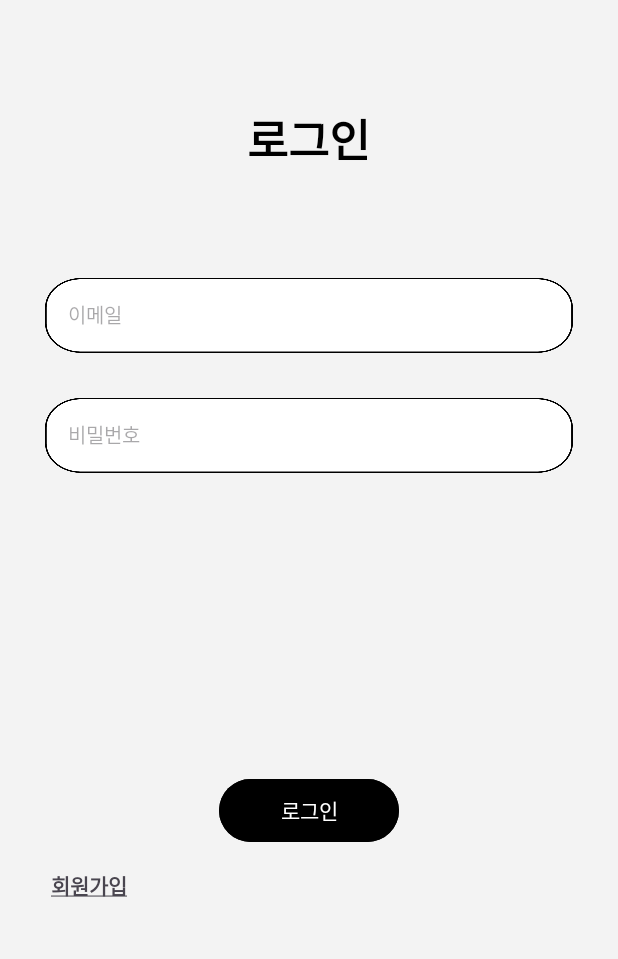
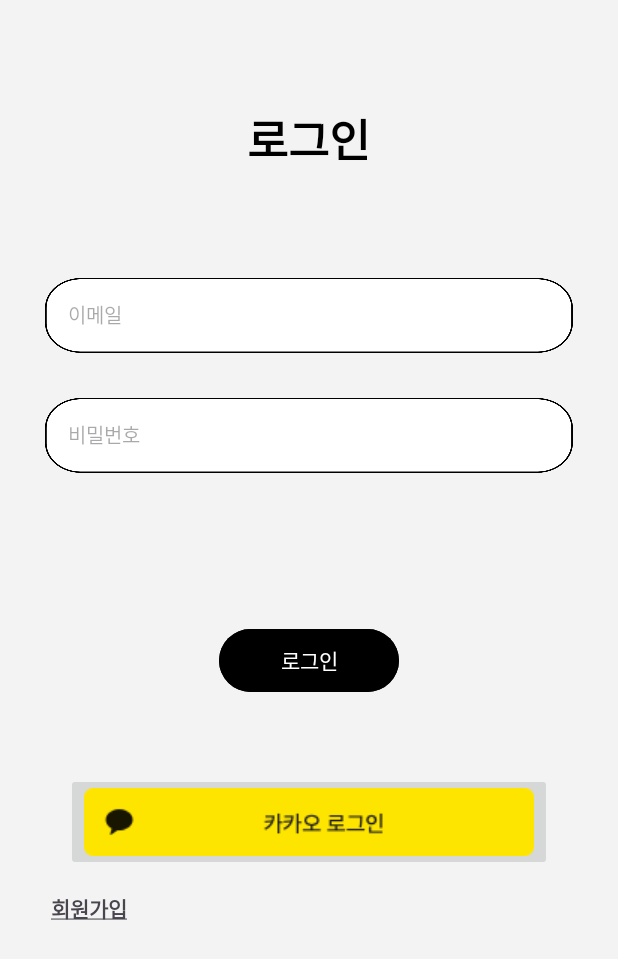
Before and after one commit to SMUMC-7th/Team-B-FE, an Android app: the screen it shows after launch (MainActivity), on a phone screen of 412 x 824 dp. Shown: the top 959 px of the screen. Run offline under Robolectric (Android 15) with nearby library versions, the phone set to English and light mode, and no system bars; libraries missing offline, so code that uses them is left out: com.kakao.sdk; pictures from the network do not load; 6 statements that could not run were skipped.

Commit message:
#36 소셜 로그인 - 카카오 기능 구현 완료

```diff
--- a/app/build.gradle.kts
+++ b/app/build.gradle.kts
@@ -109,4 +109,8 @@ dependencies {
     implementation("androidx.work:work-runtime-ktx:2.8.0")
 
     implementation("org.jetbrains.kotlinx:kotlinx-coroutines-play-services:1.7.0")
+
+
+    // 카카오 로그인
+    implementation ("com.kakao.sdk:v2-user:2.20.6")
 }
--- a/app/src/main/java/com/example/umc_wireframe/presentation/MainActivity.kt
+++ b/app/src/main/java/com/example/umc_wireframe/presentation/MainActivity.kt
@@ -25,6 +25,8 @@ import com.example.umc_wireframe.util.cancelAlarmWorker
 import com.example.umc_wireframe.util.navigateWithClear
 import kotlinx.coroutines.flow.collectLatest
 import kotlinx.coroutines.launch
+import com.kakao.sdk.common.util.Utility
+
 
 class MainActivity : AppCompatActivity(), NavColor {
     private val binding: ActivityMainBinding by lazy {
@@ -40,6 +42,8 @@ class MainActivity : AppCompatActivity(), NavColor {
         super.onCreate(savedInstanceState)
         setContentView(binding.root)
 
+        var keyHash = Utility.getKeyHash(this)
+        Log.d("key", keyHash)
 
         initNavigation()
 
--- a/app/src/main/java/com/example/umc_wireframe/presentation/UmcClothsOfTempApplication.kt
+++ b/app/src/main/java/com/example/umc_wireframe/presentation/UmcClothsOfTempApplication.kt
@@ -2,6 +2,7 @@ package com.example.umc_wireframe.presentation
 
 import android.app.Application
 import android.content.Context
+import com.kakao.sdk.common.KakaoSdk
 
 
 class UmcClothsOfTempApplication : Application() {
@@ -16,5 +17,8 @@ class UmcClothsOfTempApplication : Application() {
     override fun onCreate() {
         super.onCreate()
         instance = this
+
+        // Kakao Sdk 초기화
+        KakaoSdk.init(this, "3faf19abb28143602dc14674582ae874")
     }
 }
--- a/app/src/main/java/com/example/umc_wireframe/presentation/my/MyUiState.kt
+++ b/app/src/main/java/com/example/umc_wireframe/presentation/my/MyUiState.kt
@@ -7,6 +7,7 @@ import java.time.LocalDateTime
 data class MyUiState(
     val name: String,
     val nickName: String,
+    val profileImageUrl: String,
     val alarmState: AlarmState
 ) {
     data class AlarmState(
@@ -19,6 +20,7 @@ data class MyUiState(
         fun init() = MyUiState(
             name = "",
             nickName = "",
+            profileImageUrl = "",
             alarmState = AlarmState(hour = 0, min = 0, isSet = false)
         )
     }
--- a/app/src/main/java/com/example/umc_wireframe/presentation/register/LoginFragment.kt
+++ b/app/src/main/java/com/example/umc_wireframe/presentation/register/LoginFragment.kt
@@ -1,6 +1,7 @@
 package com.example.umc_wireframe.presentation.register
 
 import android.os.Bundle
+import android.util.Log
 import android.view.LayoutInflater
 import android.view.View
 import android.view.ViewGroup
@@ -10,7 +11,12 @@ import androidx.navigation.fragment.findNavController
 import com.example.umc_wireframe.R
 import com.example.umc_wireframe.databinding.FragmentLoginBinding
 import com.example.umc_wireframe.presentation.home.HomeViewModel
+import com.example.umc_wireframe.presentation.my.MyViewModel
 import com.example.umc_wireframe.util.SharedPreferencesManager
+import com.kakao.sdk.auth.model.OAuthToken
+import com.kakao.sdk.common.model.ClientError
+import com.kakao.sdk.common.model.ClientErrorCause
+import com.kakao.sdk.user.UserApiClient
 
 class LoginFragment : Fragment() {
 
@@ -19,6 +25,17 @@ class LoginFragment : Fragment() {
 
     private val loginViewModel: LoginViewModel by activityViewModels()
     private val homeViewModel: HomeViewModel by activityViewModels()
+
+    // 카카오계정 로그인 공통 callback
+    private val kakaoCallback: (OAuthToken?, Throwable?) -> Unit = { token, error ->
+        if (error != null) {
+            Log.e("LoginFragment", "카카오계정으로 로그인 실패", error)
+        } else if (token != null) {
+            Log.i("LoginFragment", "카카오계정으로 로그인 성공 ${token.accessToken}")
+            goToHomeFragment()
+        }
+    }
+
     override fun onCreateView(
         inflater: LayoutInflater, container: ViewGroup?,
         savedInstanceState: Bundle?
@@ -32,6 +49,7 @@ class LoginFragment : Fragment() {
 
         binding.tvError.visibility = View.GONE
 
+        // 기존 이메일 로그인 버튼
         binding.loginButton.setOnClickListener {
             val email = binding.tvEmailInput.text.toString().trim()
             val password = binding.tvPasswordInput.text.toString().trim()
@@ -39,8 +57,62 @@ class LoginFragment : Fragment() {
             validateLogin(email, password)
         }
 
+        // 카카오 로그인 버튼
+        binding.kakaoLoginButton.setOnClickListener {
+            performKakaoLogin()
+        }
+
         binding.tvLoginJoin.setOnClickListener {
             findNavController().navigate(R.id.registerStep1Fragment)
+        }
+    }
+
+    private fun performKakaoLogin() {
+        // 카카오톡이 설치되어 있는 경우
+        if (UserApiClient.instance.isKakaoTalkLoginAvailable(requireContext())) {
+            UserApiClient.instance.loginWithKakaoTalk(requireContext()) { token, error ->
+                if (error != null) {
+                    Log.e("LoginFragment", "카카오톡으로 로그인 실패", error)
+
+                    // 사용자가 로그인 취소한 경우
+                    if (error is ClientError && error.reason == ClientErrorCause.Cancelled) {
+                        return@loginWithKakaoTalk
+                    }
+
+                    // 카카오톡 로그인 실패 시, 카카오계정으로 로그인
+                    UserApiClient.instance.loginWithKakaoAccount(
+                        requireContext(),
+                        callback = kakaoCallback
+                    )
+                } else if (token != null) {
+                    Log.i("LoginFragment", "카카오톡으로 로그인 성공 ${token.accessToken}")
+                    goToHomeFragment()
+                }
+            }
+        } else {
+            // 카카오톡이 설치되어 있지 않은 경우, 카카오계정으로 로그인
+            UserApiClient.instance.loginWithKakaoAccount(
+                requireContext(),
+                callback = kakaoCallback
+            )
+        }
+    }
+
+    private fun fetchKakaoUserInfo() {
+        UserApiClient.instance.me { user, error ->
+            if (error != null) {
+                Log.e("LoginFragment", "사용자 정보 요청 실패", error)
+            } else if (user != null) {
+                val nickname = user.kakaoAccount?.profile?.nickname ?: "사용자"
+                val profileImageUrl = user.kakaoAccount?.profile?.thumbnailImageUrl ?: ""
+
+                // MyViewModel에 사용자 정보 업데이트
+                val myViewModel: MyViewModel by activityViewModels()
+                myViewModel.updateKakaoUserInfo(nickname, profileImageUrl)
+
+                Log.i("LoginFragment", "사용자 정보 요청 성공")
+                goToHomeFragment()
+            }
         }
     }
 
@@ -71,6 +143,11 @@ class LoginFragment : Fragment() {
         )
     }
 
+    private fun goToHomeFragment() {
+        Log.i("LoginFragment", "로그인 성공, HomeFragment로 이동")
+        findNavController().navigate(R.id.navi_home)
+    }
+
     override fun onDestroyView() {
         super.onDestroyView()
         _binding = null
--- a/app/src/main/res/layout/fragment_login.xml
+++ b/app/src/main/res/layout/fragment_login.xml
@@ -66,13 +66,25 @@
         android:id="@+id/loginButton"
         android:layout_width="120dp"
         android:layout_height="50dp"
-        android:layout_marginTop="200dp"
+        android:layout_marginTop="100dp"
         android:backgroundTint="@color/black"
         android:text="로그인"
         app:layout_constraintEnd_toEndOf="parent"
         app:layout_constraintStart_toStartOf="parent"
         app:layout_constraintTop_toBottomOf="@id/tv_passwordInput"
         app:layout_constraintVertical_bias="0.5" />
+
+    <ImageButton
+        android:id="@+id/kakao_login_Button"
+        android:layout_width="wrap_content"
+        android:layout_height="wrap_content"
+        android:layout_marginTop="50dp"
+        android:src="@drawable/kakao_login_medium_wide"
+        app:layout_constraintTop_toBottomOf="@id/loginButton"
+        app:layout_constraintBottom_toTopOf="@id/tv_login_join"
+        app:layout_constraintStart_toStartOf="parent"
+        app:layout_constraintEnd_toEndOf="parent"
+        />
 
 
     <TextView
@@ -84,6 +96,6 @@
         android:text="@string/join"
         android:textStyle="bold"
         app:layout_constraintStart_toStartOf="@id/tv_passwordInput"
-        app:layout_constraintTop_toBottomOf="@id/loginButton" />
+        app:layout_constraintTop_toBottomOf="@id/kakao_login_Button" />
 
 </androidx.constraintlayout.widget.ConstraintLayout>
--- a/app/src/main/res/layout/fragment_my.xml
+++ b/app/src/main/res/layout/fragment_my.xml
@@ -32,7 +32,7 @@
             app:layout_constraintBottom_toBottomOf="parent"
             app:layout_constraintStart_toStartOf="parent"
             app:layout_constraintTop_toTopOf="parent"
-            app:layout_constraintVertical_bias="0.164" />
+            app:layout_constraintVertical_bias="0.161" />
 
         <ImageView
             android:id="@+id/iv_profile_woman"
--- a/app/src/main/res/layout/fragment_photo.xml
+++ b/app/src/main/res/layout/fragment_photo.xml
@@ -89,6 +89,6 @@
         android:text="#선택한 해시태그가 여기에 표시됩니다."
         app:layout_constraintEnd_toEndOf="parent"
         app:layout_constraintStart_toStartOf="parent"
-        app:layout_constraintTop_toBottomOf="@id/cameraCaptureButton" />
+        app:layout_constraintTop_toBottomOf="@id/cameraCaptureButton"/>
 
 </androidx.constraintlayout.widget.ConstraintLayout>
--- a/settings.gradle.kts
+++ b/settings.gradle.kts
@@ -16,6 +16,7 @@ dependencyResolutionManagement {
     repositories {
         google()
         mavenCentral()
+        maven("https://devrepo.kakao.com/nexus/content/groups/public/") // 카카오 로그인 저장소 추가
     }
 }
 
```
Also changed, not shown: app/src/main/AndroidManifest.xml (+19 -0 lines), app/src/main/java/com/example/umc_wireframe/presentation/my/MyFragment.kt (+19 -24 lines), app/src/main/java/com/example/umc_wireframe/presentation/my/MyViewModel.kt (+9 -0 lines), app/src/main/java/com/example/umc_wireframe/presentation/register/AuthCodeHandlerActivity.kt (added, +53 -0 lines), app/src/main/res/drawable/kakao_login_medium_wide.png (added).
